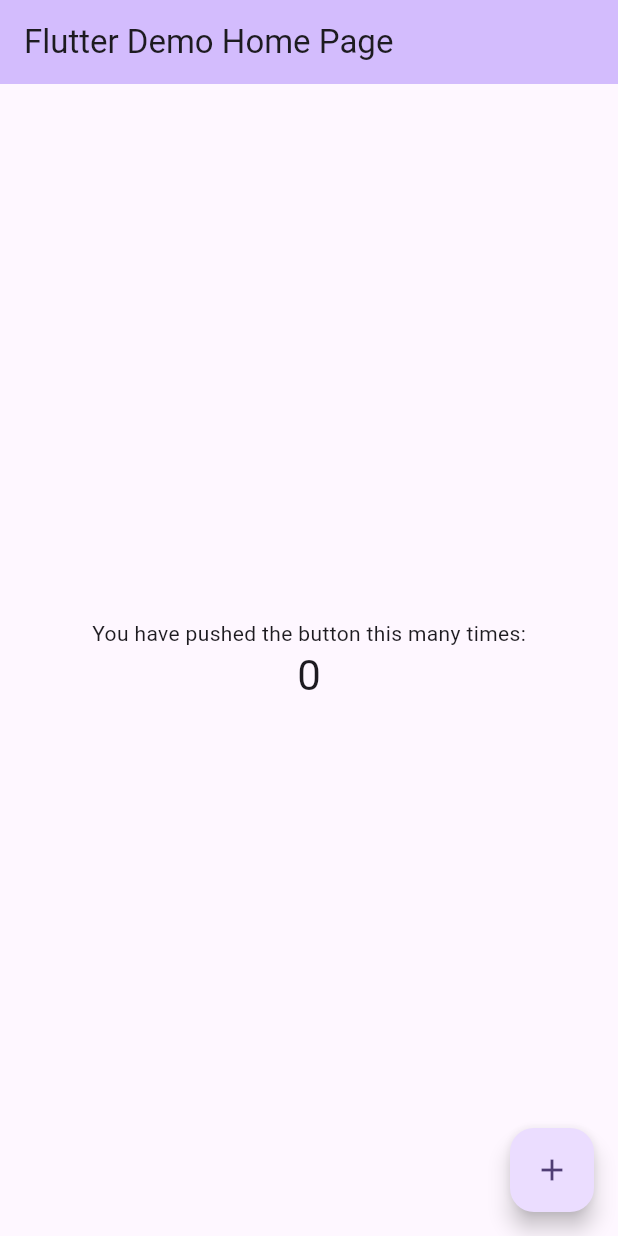
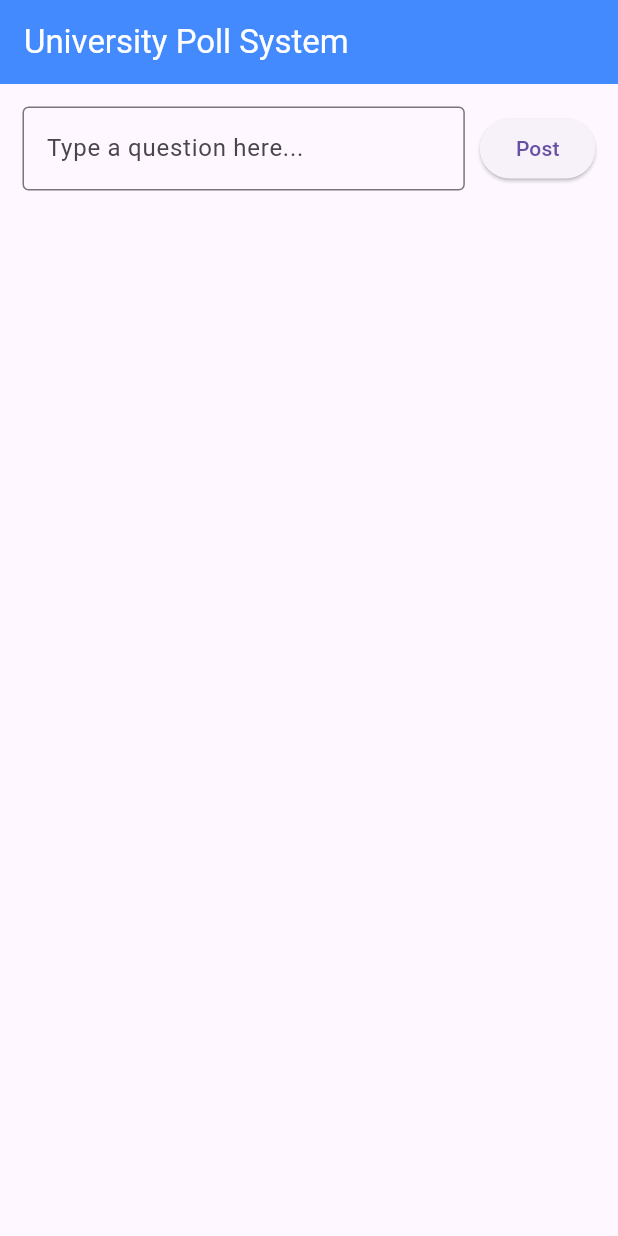
Before and after one commit to shwanakar34-cell/Ak_Firerbase_Project_PBL, a Flutter app: the screen it shows after launch, on a phone screen of 412 x 824 dp. Run offline on Flutter 3.47's test engine with Material 3 defaults, Android fonts, the phone set to English and light mode, and no system bars; our stand-ins replace cloud_firestore, firebase_core; accounts and stored records are empty.

```diff
--- a/lib/main.dart
+++ b/lib/main.dart
@@ -1,122 +1,97 @@
 import 'package:flutter/material.dart';
+import 'package:firebase_core/firebase_core.dart';
+import 'package:cloud_firestore/cloud_firestore.dart';
 
-void main() {
-  runApp(const MyApp());
+void main() async {
+// 1. Initialize Flutter and Firebase
+WidgetsFlutterBinding.ensureInitialized();
+await Firebase.initializeApp();
+runApp(const PollApp());
 }
 
-class MyApp extends StatelessWidget {
-  const MyApp({super.key});
+class PollApp extends StatelessWidget {
+const PollApp({super.key});
 
-  // This widget is the root of your application.
 @override
 Widget build(BuildContext context) {
 return MaterialApp(
-      title: 'Flutter Demo',
+debugShowCheckedModeBanner: false,
+title: 'Poll Voting App',
 theme: ThemeData(
-        // This is the theme of your application.
-        //
-        // TRY THIS: Try running your application with "flutter run". You'll see
-        // the application has a purple toolbar. Then, without quitting the app,
-        // try changing the seedColor in the colorScheme below to Colors.green
-        // and then invoke "hot reload" (save your changes or press the "hot
-        // reload" button in a Flutter-supported IDE, or press "r" if you used
-        // the command line to start the app).
-        //
-        // Notice that the counter didn't reset back to zero; the application
-        // state is not lost during the reload. To reset the state, use hot
-        // restart instead.
-        //
-        // This works for code too, not just values: Most code changes can be
-        // tested with just a hot reload.
-        colorScheme: .fromSeed(seedColor: Colors.deepPurple),
+primarySwatch: Colors.blue,
+useMaterial3: true,
 ),
-      home: const MyHomePage(title: 'Flutter Demo Home Page'),
+home: const PollHomeScreen(),
 );
 }
 }
 
-class MyHomePage extends StatefulWidget {
-  const MyHomePage({super.key, required this.title});
-
-  // This widget is the home page of your application. It is stateful, meaning
-  // that it has a State object (defined below) that contains fields that affect
-  // how it looks.
-
-  // This class is the configuration for the state. It holds the values (in this
-  // case the title) provided by the parent (in this case the App widget) and
-  // used by the build method of the State. Fields in a Widget subclass are
-  // always marked "final".
-
-  final String title;
+class PollHomeScreen extends StatefulWidget {
+const PollHomeScreen({super.key});
 
 @override
-  State<MyHomePage> createState() => _MyHomePageState();
+State<PollHomeScreen> createState() => _PollHomeScreenState();
 }
 
-class _MyHomePageState extends State<MyHomePage> {
-  int _counter = 0;
+class _PollHomeScreenState extends State<PollHomeScreen> {
+final TextEditingController _pollController = TextEditingController();
 
-  void _incrementCounter() {
-    setState(() {
-      // This call to setState tells the Flutter framework that something has
-      // changed in this State, which causes it to rerun the build method below
-      // so that the display can reflect the updated values. If we changed
-      // _counter without calling setState(), then the build method would not be
-      // called again, and so nothing would appear to happen.
-      _counter++;
+// 2. Function to Send a New Poll to Firebase
+void _addNewPoll() {
+if (_pollController.text.isNotEmpty) {
+FirebaseFirestore.instance.collection('polls').add({
+'question': _pollController.text,
+'votes': 0,
+'createdAt': Timestamp.now(),
+});
+_pollController.clear(); // Clears the input box after sending
+}
+}
+
+// 3. Function to Update the Vote Count in Firebase
+void _submitVote(String documentId, int currentVotes) {
+FirebaseFirestore.instance.collection('polls').doc(documentId).update({
+'votes': currentVotes + 1,
 });
 }
 
 @override
 Widget build(BuildContext context) {
-    // This method is rerun every time setState is called, for instance as done
-    // by the _incrementCounter method above.
-    //
-    // The Flutter framework has been optimized to make rerunning build methods
-    // fast, so that you can just rebuild anything that needs updating rather
-    // than having to individually change instances of widgets.
 return Scaffold(
 appBar: AppBar(
-        // TRY THIS: Try changing the color here to a specific color (to
-        // Colors.amber, perhaps?) and trigger a hot reload to see the AppBar
-        // change color while the other colors stay the same.
-        backgroundColor: Theme.of(context).colorScheme.inversePrimary,
-        // Here we take the value from the MyHomePage object that was created by
-        // the App.build method, and use it to set our appbar title.
-        title: Text(widget.title),
+title: const Text('University Poll System'),
+backgroundColor: Colors.blueAccent,
+foregroundColor: Colors.white,
 ),
-      body: Center(
-        // Center is a layout widget. It takes a single child and positions it
-        // in the middle of the parent.
-        child: Column(
-          // Column is also a layout widget. It takes a list of children and
-          // arranges them vertically. By default, it sizes itself to fit its
-          // children horizontally, and tries to be as tall as its parent.
-          //
-          // Column has various properties to control how it sizes itself and
-          // how it positions its children. Here we use mainAxisAlignment to
-          // center the children vertically; the main axis here is the vertical
-          // axis because Columns are vertical (the cross axis would be
-          // horizontal).
-          //
-          // TRY THIS: Invoke "debug painting" (choose the "Toggle Debug Paint"
-          // action in the IDE, or press "p" in the console), to see the
-          // wireframe for each widget.
-          mainAxisAlignment: .center,
+body: Column(
 children: [
-            const Text('You have pushed the button this many times:'),
-            Text(
-              '$_counter',
-              style: Theme.of(context).textTheme.headlineMedium,
+// Input Area at the top
+Padding(
+padding: const EdgeInsets.all(15.0),
+child: Row(
+children: [
+Expanded(
+child: TextField(
+controller: _pollController,
+decoration: const InputDecoration(
+hintText: 'Type a question here...',
+border: OutlineInputBorder(),
+),
+),
+),
+const SizedBox(width: 10),
+ElevatedButton(
+onPressed: _addNewPoll,
+child: const Text('Post'),
 ),
 ],
 ),
 ),
-      floatingActionButton: FloatingActionButton(
-        onPressed: _incrementCounter,
-        tooltip: 'Increment',
-        child: const Icon(Icons.add),
+
+],
 ),
 );
 }
+
+
 }
--- a/pubspec.yaml
+++ b/pubspec.yaml
@@ -34,6 +34,8 @@ dependencies:
   # The following adds the Cupertino Icons font to your application.
   # Use with the CupertinoIcons class for iOS style icons.
   cupertino_icons: ^1.0.8
+  firebase_core: ^4.5.0
+  cloud_firestore: ^6.1.3
 
 dev_dependencies:
   flutter_test:
```
Also changed, not shown: pubspec.lock, 6 other files. Lines whose indentation alone changed are shown as unchanged.
